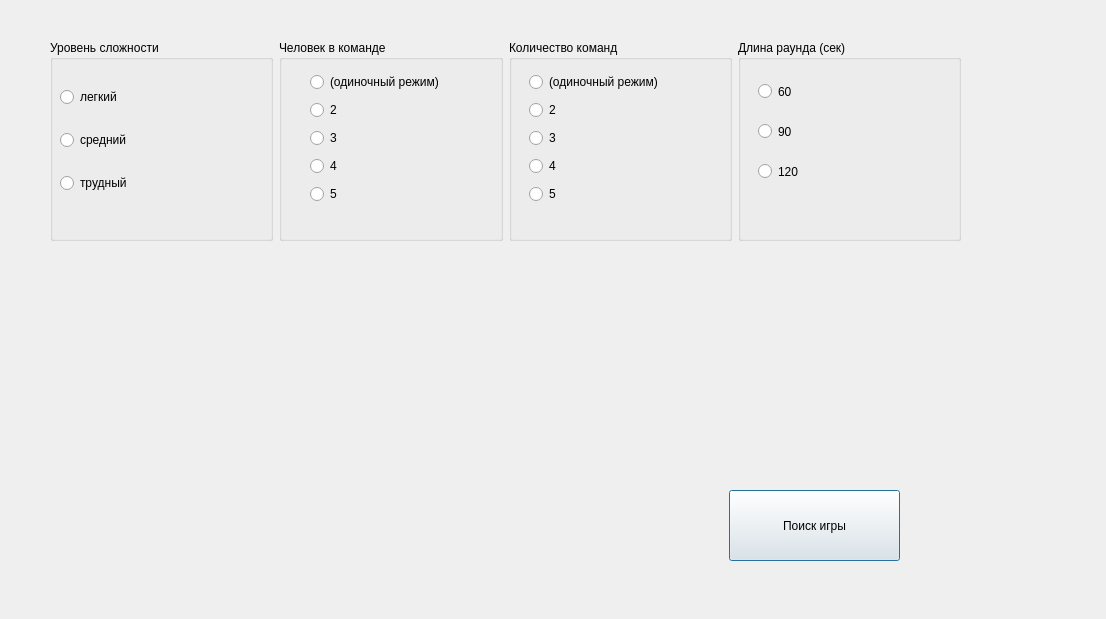
Old version of the form GUI/window_configs/src/configwindow.ui in the repository superAIyah/Alias_project.
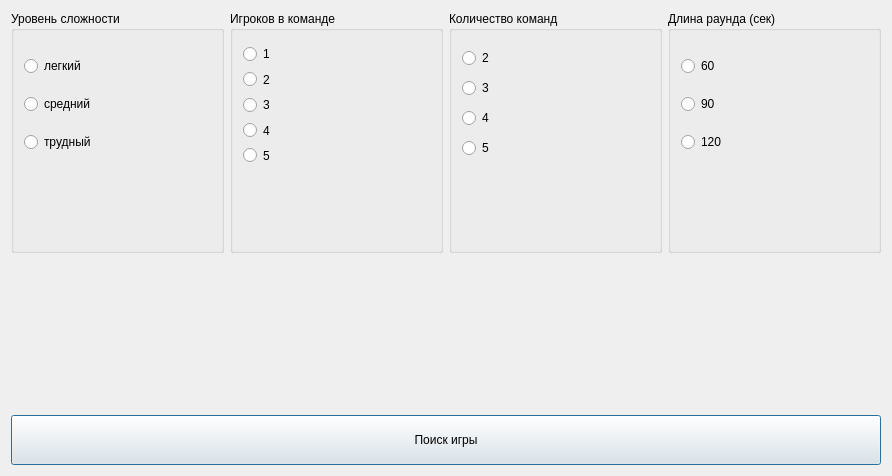
New version of the form.

Commit message: window scale + gif

The edit to the form file:
```diff
--- a/GUI/window_configs/src/configwindow.ui
+++ b/GUI/window_configs/src/configwindow.ui
@@ -6,54 +6,40 @@
    <rect>
     <x>0</x>
     <y>0</y>
-    <width>1106</width>
-    <height>619</height>
+    <width>892</width>
+    <height>476</height>
    </rect>
   </property>
   <property name="windowTitle">
    <string>Dialog</string>
   </property>
-  <widget class="QPushButton" name="findGameButton">
-   <property name="geometry">
-    <rect>
-     <x>729</x>
-     <y>490</y>
-     <width>171</width>
-     <height>71</height>
-    </rect>
-   </property>
-   <property name="text">
-    <string>Поиск игры</string>
-   </property>
-  </widget>
-  <widget class="QWidget" name="">
-   <property name="geometry">
-    <rect>
-     <x>50</x>
-     <y>40</y>
-     <width>911</width>
-     <height>201</height>
-    </rect>
-   </property>
+  <layout class="QGridLayout" name="gridLayout">
+   <item row="0" column="0">
    <layout class="QHBoxLayout" name="horizontalLayout_2">
     <item>
      <widget class="QGroupBox" name="BoxMode">
       <property name="minimumSize">
        <size>
         <width>100</width>
-        <height>0</height>
+         <height>100</height>
+        </size>
+       </property>
+       <property name="maximumSize">
+        <size>
+         <width>16777215</width>
+         <height>250</height>
        </size>
       </property>
       <property name="title">
        <string>Уровень сложности</string>
       </property>
-      <widget class="QWidget" name="layoutWidget_2">
+       <widget class="QWidget" name="">
        <property name="geometry">
         <rect>
-         <x>10</x>
-         <y>30</y>
-         <width>183</width>
-         <height>141</height>
+          <x>13</x>
+          <y>33</y>
+          <width>161</width>
+          <height>121</height>
         </rect>
        </property>
        <layout class="QVBoxLayout" name="verticalLayout_2">
@@ -82,92 +68,37 @@
       </widget>
      </widget>
     </item>
-    <item>
-     <widget class="QGroupBox" name="BoxTeamSz">
-      <property name="minimumSize">
-       <size>
-        <width>100</width>
-        <height>0</height>
-       </size>
-      </property>
-      <property name="title">
-       <string>Человек в команде</string>
-      </property>
-      <widget class="QWidget" name="">
-       <property name="geometry">
-        <rect>
-         <x>31</x>
-         <y>30</y>
-         <width>183</width>
-         <height>141</height>
-        </rect>
-       </property>
-       <layout class="QVBoxLayout" name="verticalLayout">
-        <item>
-         <widget class="QRadioButton" name="c1">
-          <property name="text">
-           <string>(одиночный режим)</string>
-          </property>
-         </widget>
-        </item>
-        <item>
-         <widget class="QRadioButton" name="c2">
-          <property name="text">
-           <string>2</string>
-          </property>
-         </widget>
-        </item>
-        <item>
-         <widget class="QRadioButton" name="c3">
-          <property name="text">
-           <string>3</string>
-          </property>
-         </widget>
-        </item>
-        <item>
-         <widget class="QRadioButton" name="c4">
-          <property name="text">
-           <string>4</string>
-          </property>
-         </widget>
-        </item>
-        <item>
-         <widget class="QRadioButton" name="c5">
-          <property name="text">
-           <string>5</string>
-          </property>
-         </widget>
-        </item>
-       </layout>
-      </widget>
-     </widget>
-    </item>
     <item>
      <widget class="QGroupBox" name="BoxTeamCnt">
       <property name="minimumSize">
        <size>
         <width>100</width>
-        <height>0</height>
+         <height>100</height>
+        </size>
+       </property>
+       <property name="maximumSize">
+        <size>
+         <width>16777215</width>
+         <height>250</height>
        </size>
       </property>
       <property name="title">
-       <string>Количество команд</string>
-      </property>
-      <widget class="QWidget" name="layoutWidget">
+        <string>Игроков в команде</string>
+       </property>
+       <widget class="QWidget" name="">
        <property name="geometry">
         <rect>
-         <x>20</x>
-         <y>30</y>
-         <width>183</width>
-
-         <height>141</height>
+          <x>13</x>
+          <y>33</y>
+          <width>191</width>
+          <height>121</height>
         </rect>
        </property>
        <layout class="QVBoxLayout" name="verticalLayout_3">
         <item>
          <widget class="QRadioButton" name="b1">
           <property name="text">
-           <string>(одиночный режим)</string>
+            <string>1</string>
           </property>
          </widget>
         </item>
@@ -203,60 +134,152 @@
       </widget>
      </widget>
     </item>
+     <item>
+      <widget class="QGroupBox" name="BoxTeamSz">
+       <property name="minimumSize">
+        <size>
+         <width>100</width>
+         <height>100</height>
+        </size>
+       </property>
+       <property name="maximumSize">
+        <size>
+         <width>16777215</width>
+         <height>250</height>
+        </size>
+       </property>
+       <property name="title">
+        <string>Количество команд</string>
+       </property>
+       <widget class="QWidget" name="">
+        <property name="geometry">
+         <rect>
+          <x>13</x>
+          <y>33</y>
+          <width>191</width>
+          <height>121</height>
+         </rect>
+        </property>
+        <layout class="QVBoxLayout" name="verticalLayout">
+         <item>
+          <widget class="QRadioButton" name="c2">
+           <property name="text">
+            <string>2</string>
+           </property>
+          </widget>
+         </item>
+         <item>
+          <widget class="QRadioButton" name="c3">
+           <property name="text">
+            <string>3</string>
+           </property>
+          </widget>
+         </item>
+         <item>
+          <widget class="QRadioButton" name="c4">
+           <property name="text">
+            <string>4</string>
+           </property>
+          </widget>
+         </item>
+         <item>
+          <widget class="QRadioButton" name="c5">
+           <property name="text">
+            <string>5</string>
+           </property>
+          </widget>
+         </item>
+        </layout>
+       </widget>
+      </widget>
+     </item>
     <item>
      <widget class="QGroupBox" name="BoxLength">
       <property name="minimumSize">
        <size>
         <width>100</width>
-        <height>0</height>
+         <height>100</height>
+        </size>
+       </property>
+       <property name="maximumSize">
+        <size>
+         <width>16777215</width>
+         <height>250</height>
        </size>
       </property>
       <property name="title">
        <string>Длина раунда (сек)</string>
       </property>
+       <widget class="QWidget" name="">
+        <property name="geometry">
+         <rect>
+          <x>13</x>
+          <y>33</y>
+          <width>161</width>
+          <height>121</height>
+         </rect>
+        </property>
+        <layout class="QVBoxLayout" name="verticalLayout_4">
+         <item>
       <widget class="QRadioButton" name="a60">
-       <property name="geometry">
-        <rect>
-         <x>20</x>
-         <y>40</y>
-         <width>112</width>
-         <height>23</height>
-        </rect>
-       </property>
        <property name="text">
         <string>60</string>
        </property>
       </widget>
+         </item>
+         <item>
       <widget class="QRadioButton" name="a90">
-       <property name="geometry">
-        <rect>
-         <x>20</x>
-         <y>80</y>
-         <width>112</width>
-         <height>23</height>
-        </rect>
-       </property>
        <property name="text">
         <string>90</string>
        </property>
       </widget>
+         </item>
+         <item>
       <widget class="QRadioButton" name="a120">
-       <property name="geometry">
-        <rect>
-         <x>20</x>
-         <y>120</y>
-         <width>112</width>
-         <height>23</height>
-        </rect>
-       </property>
        <property name="text">
         <string>120</string>
        </property>
       </widget>
-     </widget>
-    </item>
-   </layout>
-  </widget>
+         </item>
+        </layout>
+       </widget>
+      </widget>
+     </item>
+    </layout>
+   </item>
+   <item row="1" column="0">
+    <widget class="QLabel" name="labelGIF">
+     <property name="maximumSize">
+      <size>
+       <width>10000000</width>
+       <height>150</height>
+      </size>
+     </property>
+     <property name="text">
+      <string/>
+     </property>
+    </widget>
+   </item>
+   <item row="2" column="0">
+    <widget class="QPushButton" name="findGameButton">
+     <property name="minimumSize">
+      <size>
+       <width>50</width>
+       <height>50</height>
+      </size>
+     </property>
+     <property name="maximumSize">
+      <size>
+       <width>16777215</width>
+       <height>16777215</height>
+      </size>
+     </property>
+     <property name="text">
+      <string>Поиск игры</string>
+     </property>
+    </widget>
+   </item>
+  </layout>
  </widget>
  <resources/>
  <connections/>
```
Lines whose indentation alone changed are shown as unchanged. The commit also changes 6 other files.
